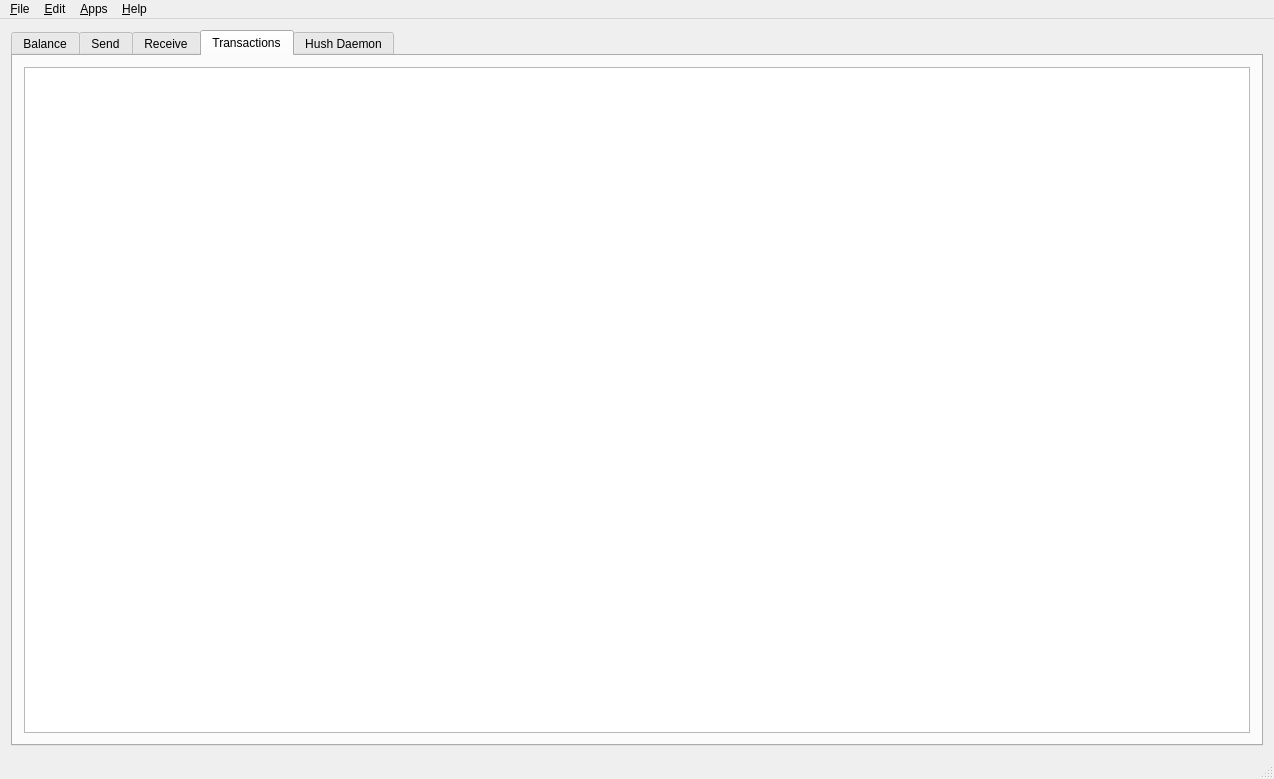
leto/SilentDragonLite, file src/mainwindow.ui: the form before one commit.
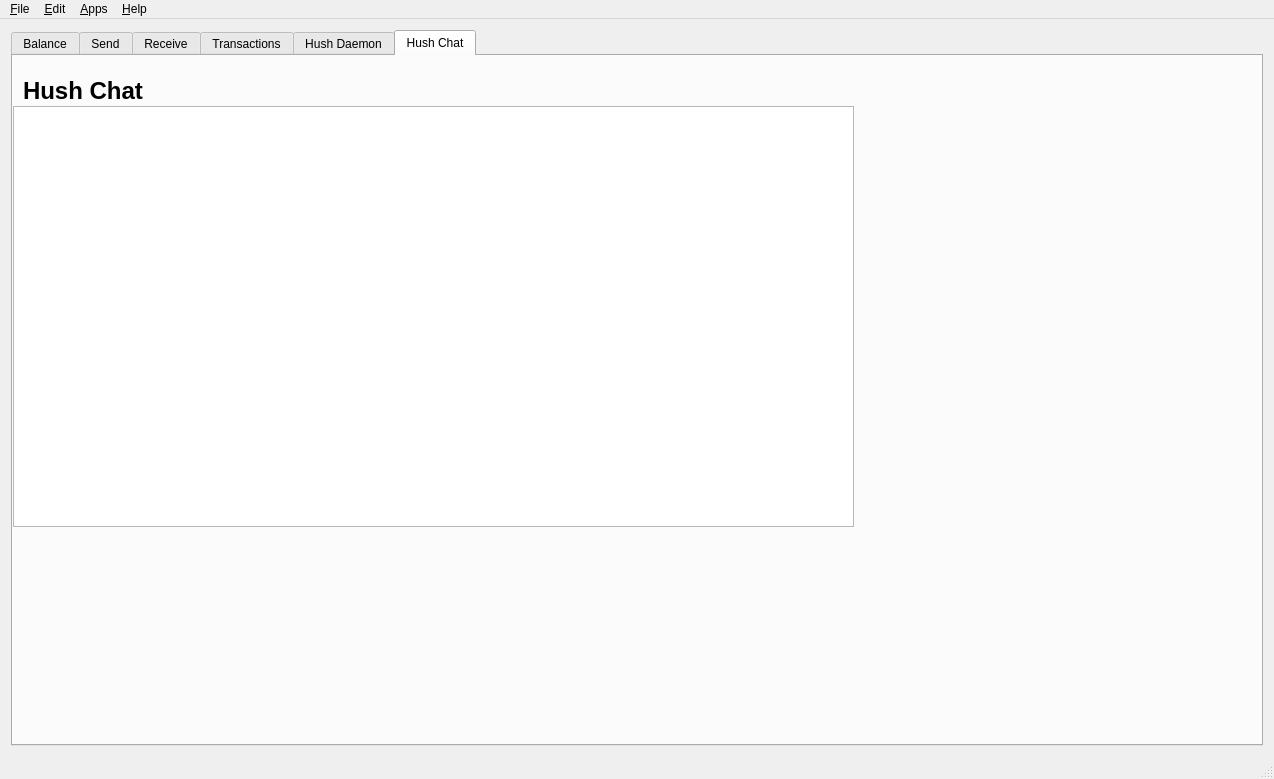
The form after the commit. The open tabs and pages were chosen to show the change. Icons and pictures are not drawn. Custom widgets are drawn as their Qt base class.

Commit message: add first scratch of chat, functions only  dummy

```diff
--- a/src/mainwindow.ui
+++ b/src/mainwindow.ui
@@ -1085,6 +1085,46 @@
         </item>
        </layout>
       </widget>
+      <widget class="QWidget" name="tab_6">
+       <attribute name="title">
+        <string>Hush Chat</string>
+       </attribute>
+       <widget class="QTableView" name="chatTable">
+        <property name="geometry">
+         <rect>
+          <x>0</x>
+          <y>50</y>
+          <width>841</width>
+          <height>421</height>
+         </rect>
+        </property>
+        <property name="whatsThis">
+         <string>&lt;html&gt;&lt;head/&gt;&lt;body&gt;&lt;p&gt;Memo History&lt;/p&gt;&lt;p&gt;&lt;br/&gt;&lt;/p&gt;&lt;/body&gt;&lt;/html&gt;</string>
+        </property>
+        <property name="selectionMode">
+         <enum>QAbstractItemView::SingleSelection</enum>
+        </property>
+        <property name="selectionBehavior">
+         <enum>QAbstractItemView::SelectRows</enum>
+        </property>
+        <attribute name="horizontalHeaderStretchLastSection">
+         <bool>true</bool>
+        </attribute>
+       </widget>
+       <widget class="QLabel" name="label_16">
+        <property name="geometry">
+         <rect>
+          <x>10</x>
+          <y>20</y>
+          <width>261</width>
+          <height>31</height>
+         </rect>
+        </property>
+        <property name="text">
+         <string>&lt;html&gt;&lt;head/&gt;&lt;body&gt;&lt;p&gt;&lt;span style=&quot; font-size:18pt; font-weight:600;&quot;&gt;Hush Chat&lt;/span&gt;&lt;/p&gt;&lt;/body&gt;&lt;/html&gt;</string>
+        </property>
+       </widget>
+      </widget>
      </widget>
     </item>
    </layout>
```
Left out of the diff: 8 changed lines with no effect on the pictures. The commit also changes 8 other files.
